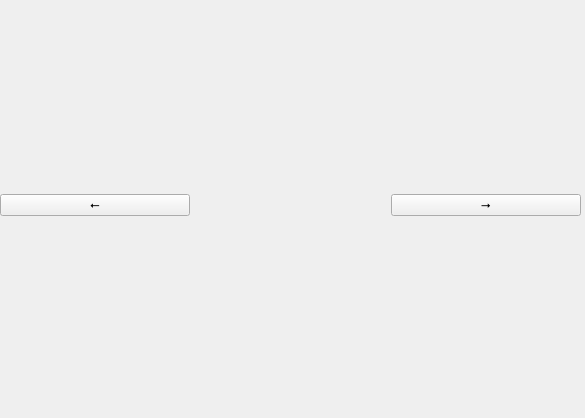
Above: gallery/imageviewer.ui from Vrock691/IHM before the change. Below: the same form after it.
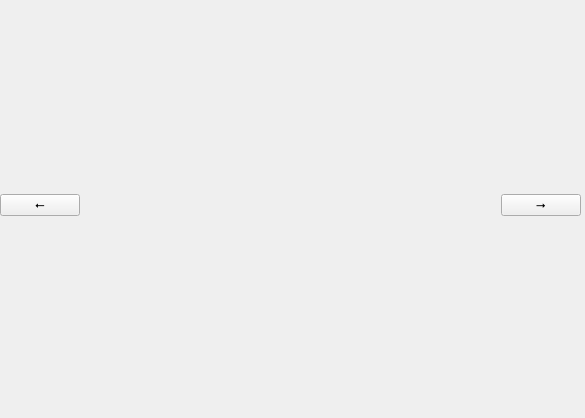
That is the form after the change.

The edit to the form file:
```diff
--- a/gallery/imageviewer.ui
+++ b/gallery/imageviewer.ui
@@ -10,9 +10,21 @@
     <height>418</height>
    </rect>
   </property>
+  <property name="sizePolicy">
+   <sizepolicy hsizetype="Expanding" vsizetype="Expanding">
+    <horstretch>0</horstretch>
+    <verstretch>0</verstretch>
+   </sizepolicy>
+  </property>
   <property name="windowTitle">
    <string>Form</string>
   </property>
+  <property name="windowOpacity">
+   <double>0.000000000000000</double>
+  </property>
+  <property name="autoFillBackground">
+   <bool>false</bool>
+  </property>
   <widget class="QWidget" name="horizontalLayoutWidget_3">
    <property name="geometry">
     <rect>
@@ -25,6 +37,12 @@
    <layout class="QHBoxLayout" name="horizontalLayout_3">
     <item>
      <widget class="QPushButton" name="prevButton">
+      <property name="sizePolicy">
+       <sizepolicy hsizetype="Fixed" vsizetype="Fixed">
+        <horstretch>0</horstretch>
+        <verstretch>0</verstretch>
+       </sizepolicy>
+      </property>
       <property name="text">
        <string>⭠</string>
       </property>
@@ -32,12 +50,18 @@
     </item>
     <item>
      <widget class="QWidget" name="widget" native="true">
+      <property name="sizePolicy">
+       <sizepolicy hsizetype="Expanding" vsizetype="Expanding">
+        <horstretch>0</horstretch>
+        <verstretch>0</verstretch>
+       </sizepolicy>
+      </property>
       <widget class="QWidget" name="verticalLayoutWidget">
        <property name="geometry">
         <rect>
-         <x>10</x>
+         <x>0</x>
          <y>0</y>
-         <width>161</width>
+         <width>391</width>
          <height>411</height>
         </rect>
        </property>
@@ -47,6 +71,12 @@
     </item>
     <item>
      <widget class="QPushButton" name="nextButton">
+      <property name="sizePolicy">
+       <sizepolicy hsizetype="Fixed" vsizetype="Fixed">
+        <horstretch>0</horstretch>
+        <verstretch>0</verstretch>
+       </sizepolicy>
+      </property>
       <property name="text">
        <string>⭢</string>
       </property>
```
